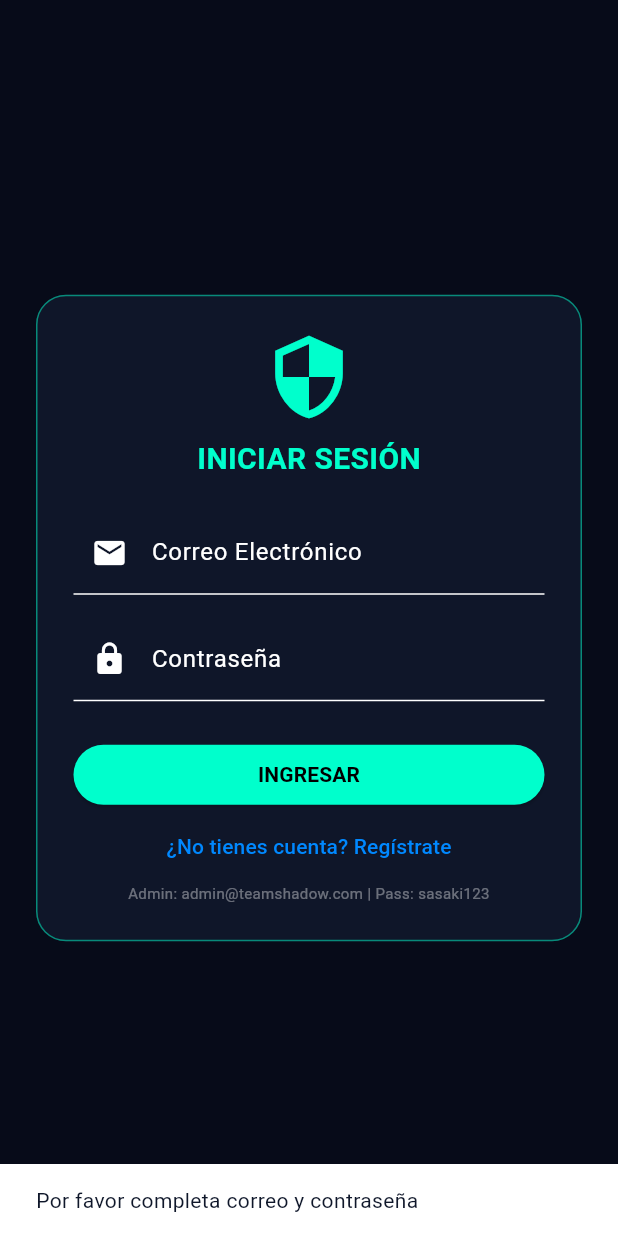
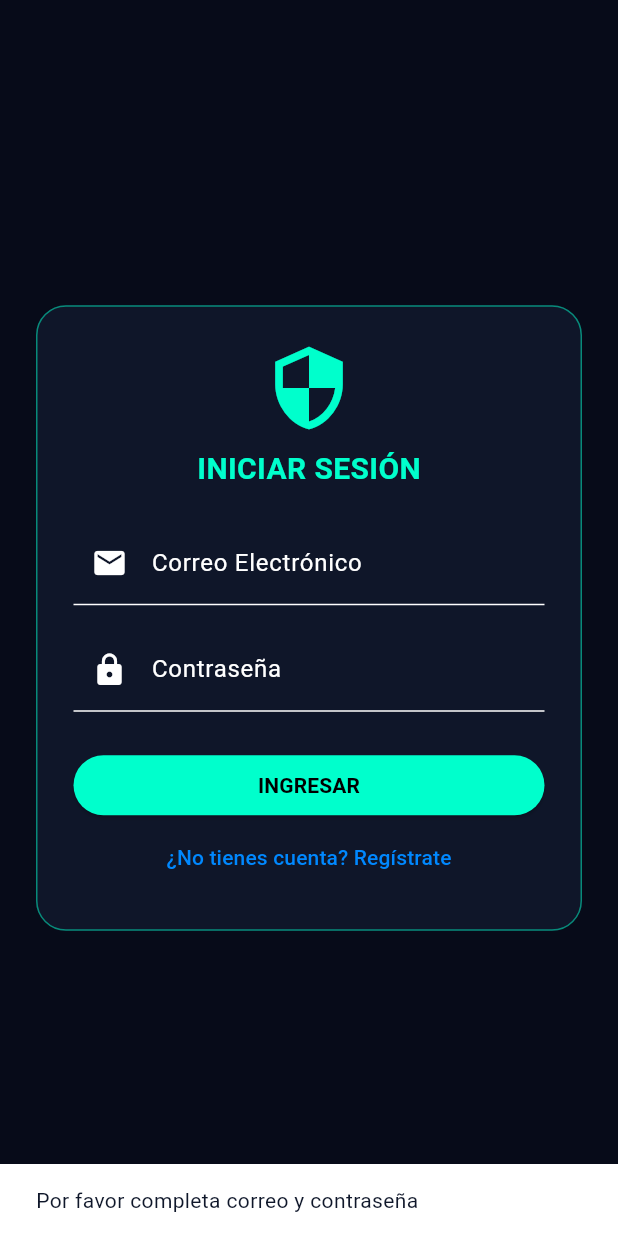
Before and after one commit to sasaki2018/shadow-portal, a Flutter app: the screen it shows after launch, after a tap on "INGRESAR", on a phone screen of 412 x 824 dp. Run offline on Flutter 3.47's test engine with Material 3 defaults, Android fonts, the phone set to English and light mode, and no system bars; our stand-ins replace cloud_firestore, firebase_auth, firebase_core; accounts and stored records are empty.

Commit message:
Corregir error de Auth y ocultar credenciales de admin

```diff
--- a/lib/main.dart
+++ b/lib/main.dart
@@ -64,7 +64,7 @@ class _AuthWrapperState extends State<AuthWrapper> {
     }
 
     if (email == 'admin@teamshadow.com' && pass != 'sasaki123') {
-      ScaffoldMessenger.of(context).showSnackBar(const SnackBar(content: Text('Contraseña de Administrador incorrecta (sasaki123)')));
+      ScaffoldMessenger.of(context).showSnackBar(const SnackBar(content: Text('Contraseña de Administrador incorrecta')));
       return;
     }
 
@@ -148,7 +148,6 @@ class _AuthWrapperState extends State<AuthWrapper> {
                     onPressed: () => setState(() => esLogin = !esLogin),
                     child: Text(esLogin ? '¿No tienes cuenta? Regístrate' : '¿Ya tienes cuenta? Inicia sesión', style: const TextStyle(color: Color(0xFF0088FF))),
                   ),
-                  const Text('Admin: admin@teamshadow.com | Pass: sasaki123', style: TextStyle(color: Colors.white38, fontSize: 10), textAlign: TextAlign.center),
                 ],
               ),
             ),
```
